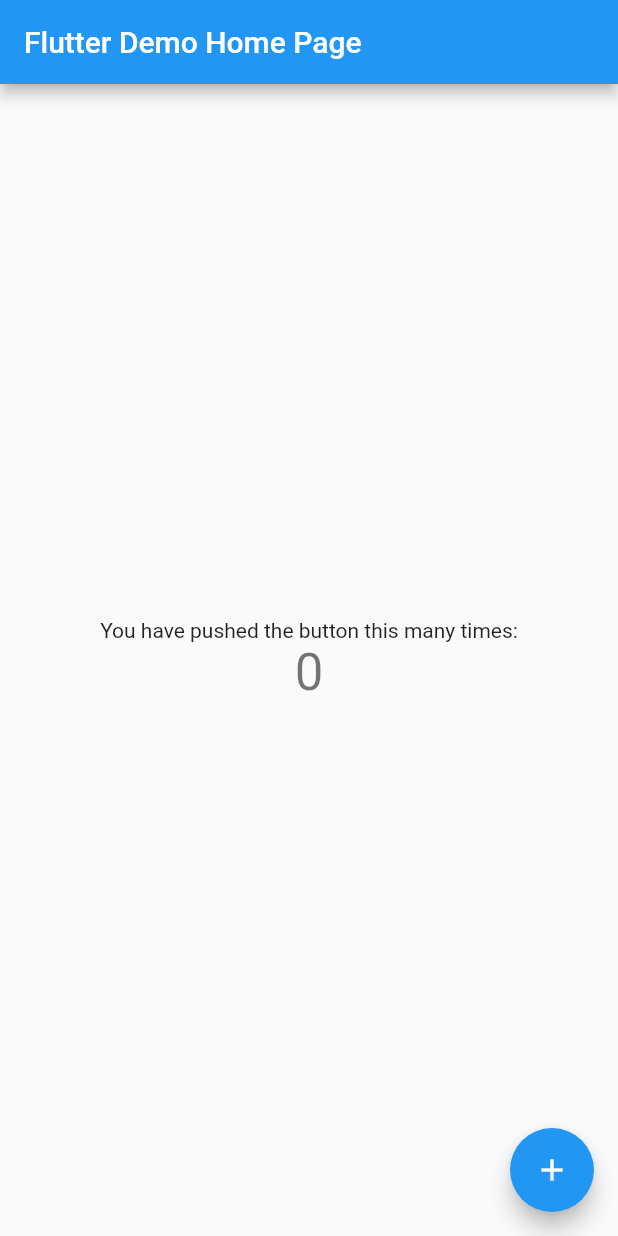
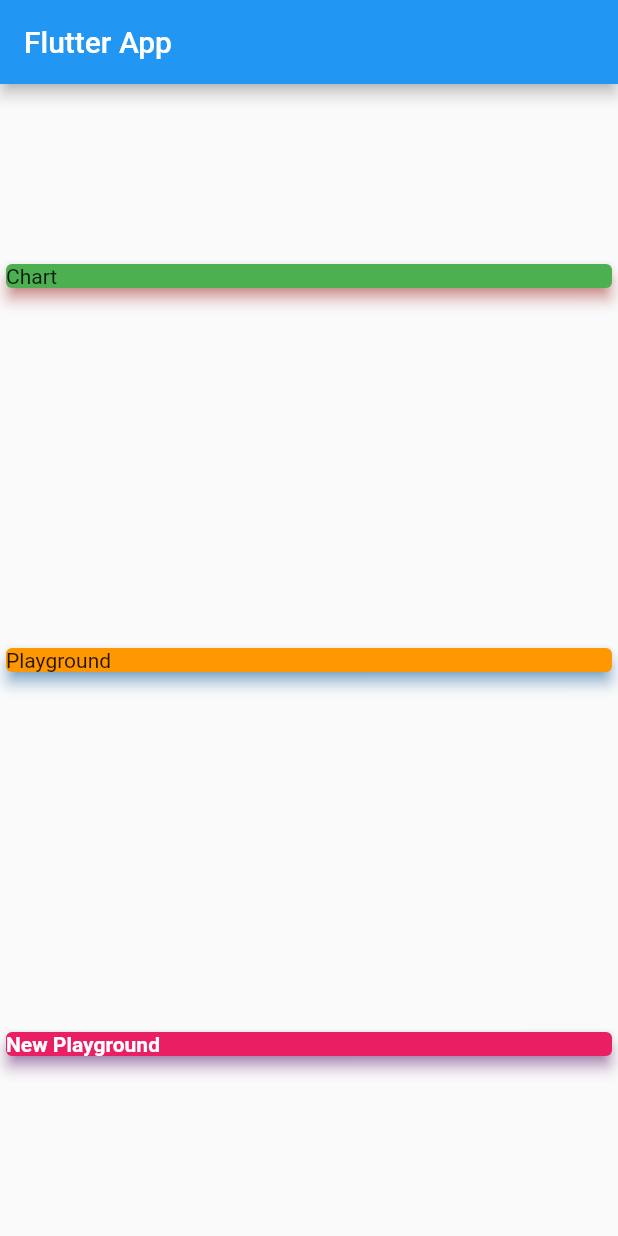
Before and after one commit to My-Personal-Flutter/Expense-Planner, a Flutter app: the screen it shows after launch, on a phone screen of 412 x 824 dp. Run offline on Flutter 3.47's test engine with Material 2 defaults, Android fonts, the phone set to English and light mode, and no system bars.

Commit message:
project created

```diff
--- a/analysis_options.yaml
+++ b/analysis_options.yaml
@@ -7,7 +7,7 @@
 
 # The following line activates a set of recommended lints for Flutter apps,
 # packages, and plugins designed to encourage good coding practices.
-include: package:flutter_lints/flutter.yaml
+# include: package:flutter_lints/flutter.yaml
 
 linter:
   # The lint rules applied to this project can be customized in the
--- a/lib/main.dart
+++ b/lib/main.dart
@@ -1,115 +1,61 @@
 import 'package:flutter/material.dart';
 
-void main() {
-  runApp(const MyApp());
-}
+void main() => runApp(MyApp());
 
 class MyApp extends StatelessWidget {
-  const MyApp({Key? key}) : super(key: key);
-
-  // This widget is the root of your application.
   @override
   Widget build(BuildContext context) {
     return MaterialApp(
-      title: 'Flutter Demo',
-      theme: ThemeData(
-        // This is the theme of your application.
-        //
-        // Try running your application with "flutter run". You'll see the
-        // application has a blue toolbar. Then, without quitting the app, try
-        // changing the primarySwatch below to Colors.green and then invoke
-        // "hot reload" (press "r" in the console where you ran "flutter run",
-        // or simply save your changes to "hot reload" in a Flutter IDE).
-        // Notice that the counter didn't reset back to zero; the application
-        // is not restarted.
-        primarySwatch: Colors.blue,
-      ),
-      home: const MyHomePage(title: 'Flutter Demo Home Page'),
+      title: 'Flutter App',
+      home: MyHomePage(),
     );
   }
 }
 
-class MyHomePage extends StatefulWidget {
-  const MyHomePage({Key? key, required this.title}) : super(key: key);
-
-  // This widget is the home page of your application. It is stateful, meaning
-  // that it has a State object (defined below) that contains fields that affect
-  // how it looks.
-
-  // This class is the configuration for the state. It holds the values (in this
-  // case the title) provided by the parent (in this case the App widget) and
-  // used by the build method of the State. Fields in a Widget subclass are
-  // always marked "final".
-
-  final String title;
-
-  @override
-  State<MyHomePage> createState() => _MyHomePageState();
-}
-
-class _MyHomePageState extends State<MyHomePage> {
-  int _counter = 0;
-
-  void _incrementCounter() {
-    setState(() {
-      // This call to setState tells the Flutter framework that something has
-      // changed in this State, which causes it to rerun the build method below
-      // so that the display can reflect the updated values. If we changed
-      // _counter without calling setState(), then the build method would not be
-      // called again, and so nothing would appear to happen.
-      _counter++;
-    });
-  }
-
+class MyHomePage extends StatelessWidget {
   @override
   Widget build(BuildContext context) {
-    // This method is rerun every time setState is called, for instance as done
-    // by the _incrementCounter method above.
-    //
-    // The Flutter framework has been optimized to make rerunning build methods
-    // fast, so that you can just rebuild anything that needs updating rather
-    // than having to individually change instances of widgets.
     return Scaffold(
       appBar: AppBar(
-        // Here we take the value from the MyHomePage object that was created by
-        // the App.build method, and use it to set our appbar title.
-        title: Text(widget.title),
+        title: Text('Flutter App'),
+        centerTitle: false,
       ),
-      body: Center(
-        // Center is a layout widget. It takes a single child and positions it
-        // in the middle of the parent.
-        child: Column(
-          // Column is also a layout widget. It takes a list of children and
-          // arranges them vertically. By default, it sizes itself to fit its
-          // children horizontally, and tries to be as tall as its parent.
-          //
-          // Invoke "debug painting" (press "p" in the console, choose the
-          // "Toggle Debug Paint" action from the Flutter Inspector in Android
-          // Studio, or the "Toggle Debug Paint" command in Visual Studio Code)
-          // to see the wireframe for each widget.
-          //
-          // Column has various properties to control how it sizes itself and
-          // how it positions its children. Here we use mainAxisAlignment to
-          // center the children vertically; the main axis here is the vertical
-          // axis because Columns are vertical (the cross axis would be
-          // horizontal).
-          mainAxisAlignment: MainAxisAlignment.center,
-          children: <Widget>[
-            const Text(
-              'You have pushed the button this many times:',
+      body: Column(
+        mainAxisAlignment: MainAxisAlignment.spaceAround,
+        crossAxisAlignment: CrossAxisAlignment.stretch,
+        children: <Widget>[
+          Card(
+            shadowColor: Colors.red,
+            color: Colors.green,
+            elevation: 4,
+            child: Container(
+              width: double.infinity,
+              child: Text("Chart"),
             ),
-            Text(
-              '$_counter',
-              style: Theme.of(context).textTheme.headline4,
+          ),
+          Container(
+            width: double.infinity,
+            child: Card(
+              shadowColor: Colors.blue,
+              color: Colors.orange,
+              elevation: 4,
+              child: Text("Playground"),
             ),
-          ],
-        ),
+          ),
+          Card(
+            shadowColor: Colors.purple,
+            color: Colors.pink,
+            elevation: 4,
+            child: Text(
+              "New Playground",
+              style: TextStyle(
+                color: Colors.white,
+                fontWeight: FontWeight.bold,
+              ),
+            ),
+          ),
+        ],
       ),
-      floatingActionButton: FloatingActionButton(
-        onPressed: _incrementCounter,
-        tooltip: 'Increment',
-        child: const Icon(Icons.add),
-      ), // This trailing comma makes auto-formatting nicer for build methods.
     );
   }
 }
--- a/pubspec.yaml
+++ b/pubspec.yaml
@@ -18,7 +18,7 @@ publish_to: 'none' # Remove this line if you wish to publish to pub.dev
 version: 1.0.0+1
 
 environment:
-  sdk: ">=2.12.0 <3.0.0"
+  sdk: ">=2.11.0 <3.0.0"
 
 # Dependencies specify other packages that your package needs in order to work.
 # To automatically upgrade your package dependencies to the latest versions
@@ -44,7 +44,7 @@ dev_dependencies:
   # activated in the `analysis_options.yaml` file located at the root of your
   # package. See that file for information about deactivating specific lint
   # rules and activating additional ones.
-  flutter_lints: ^1.0.0
+# flutter_lints: ^1.0.0
 
 # For information on the generic Dart part of this file, see the
 # following page: https://dart.dev/tools/pub/pubspec
```
Also changed, not shown: pubspec.lock, 1 other file.
